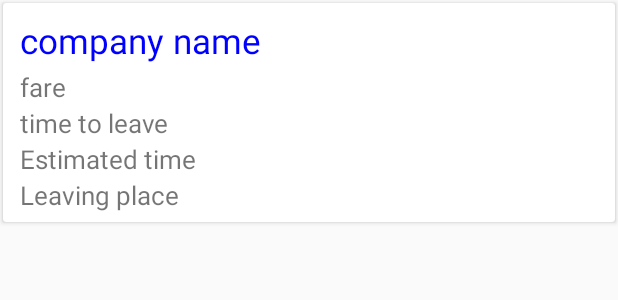
After one commit to ahripon107/tourbangla, an Android app: the layout fare_list_item.xml on its own in the app's theme, with its tools: preview values and no code run, on a phone screen of 412 x 824 dp. The commit adds this screen. Shown: the top 300 px of the screen. Run offline under Robolectric (Android 15) with nearby library versions, the phone set to English and light mode, and no system bars.

Commit message:
Add fare option

```diff
--- a/app/src/main/java/com/androidfragmant/tourxyz/banglatourism/adapter/HomeFragmentRecyclerAdapter.java
+++ b/app/src/main/java/com/androidfragmant/tourxyz/banglatourism/adapter/HomeFragmentRecyclerAdapter.java
@@ -3,11 +3,9 @@ package com.androidfragmant.tourxyz.banglatourism.adapter;
 import android.app.ProgressDialog;
 import android.content.Context;
 import android.content.Intent;
-import android.graphics.Color;
 import android.graphics.Typeface;
 import android.net.ConnectivityManager;
 import android.net.NetworkInfo;
-import android.support.design.widget.Snackbar;
 import android.support.v4.view.ViewPager;
 import android.support.v7.widget.RecyclerView;
 import android.text.Html;
@@ -20,6 +18,7 @@ import android.widget.LinearLayout;
 import android.widget.TextView;
 import android.widget.Toast;
 
+import com.androidfragmant.tourxyz.banglatourism.fragment.FareFragment;
 import com.androidfragmant.tourxyz.banglatourism.activities.ForumPostListActivity;
 import com.loopj.android.http.JsonHttpResponseHandler;
 import com.androidfragmant.tourxyz.banglatourism.FetchFromWeb;
--- a/app/src/main/java/com/androidfragmant/tourxyz/banglatourism/util/Constants.java
+++ b/app/src/main/java/com/androidfragmant/tourxyz/banglatourism/util/Constants.java
@@ -37,6 +37,8 @@ public class Constants {
     /////////////// SUGGEST NEW PLACE URL ///////////
     public static final String SUGGEST_NEW_PLACE_URL = "http://apisea.xyz/TourBangla/apis/v1/SuggestNewPlace.php";
 
+    public static final String FETCH_FARES_URL = "http://apisea.xyz/TourBangla/apis/v1/FetchFares.php?key=bl905577";
+
     public static final String WISHLIST_PREFERENCE_KEY = "wishlist";
 
     public static final String SOLAIMAN_LIPI_FONT = "font/solaimanlipi.ttf";
--- /dev/null
+++ b/app/src/main/res/layout/fare_list_item.xml
@@ -0,0 +1,57 @@
+<?xml version="1.0" encoding="utf-8"?>
+
+<android.support.v7.widget.CardView xmlns:android="http://schemas.android.com/apk/res/android"
+    android:layout_width="match_parent"
+    android:layout_height="wrap_content"
+    android:layout_margin="2dp">
+
+    <LinearLayout
+        android:layout_width="match_parent"
+        android:layout_height="wrap_content"
+        android:layout_margin="6dp"
+        android:orientation="vertical">
+
+        <TextView
+            android:id="@+id/tvCompanyName"
+            android:layout_width="wrap_content"
+            android:layout_height="wrap_content"
+            android:layout_margin="3dp"
+            android:paddingLeft="2dp"
+            android:text="company name"
+            android:textSize="23sp"
+            android:textColor="@color/Blue"/>
+
+        <TextView
+            android:id="@+id/tvFare"
+            android:layout_width="wrap_content"
+            android:layout_height="wrap_content"
+            android:paddingLeft="5dp"
+            android:text="fare"
+            android:textSize="17sp" />
+
+        <TextView
+            android:id="@+id/tvTimeToLeave"
+            android:layout_width="wrap_content"
+            android:layout_height="wrap_content"
+            android:paddingLeft="5dp"
+            android:text="time to leave"
+            android:textSize="17sp" />
+
+        <TextView
+            android:id="@+id/tvEstimatedTime"
+            android:layout_width="wrap_content"
+            android:layout_height="wrap_content"
+            android:paddingLeft="5dp"
+            android:text="Estimated time"
+            android:textSize="17sp" />
+
+        <TextView
+            android:id="@+id/tvLeavingPlace"
+            android:layout_width="wrap_content"
+            android:layout_height="wrap_content"
+            android:paddingLeft="5dp"
+            android:text="Leaving place"
+            android:textSize="17sp" />
+
+    </LinearLayout>
+</android.support.v7.widget.CardView>
--- a/app/src/main/res/values/strings.xml
+++ b/app/src/main/res/values/strings.xml
@@ -32,6 +32,7 @@
         <item>@string/givefeedback</item>
         <item>@string/suggestplace</item>
         <item>@string/updatedatabase</item>
+        <item>@string/fare</item>
         <item>@string/rateus</item>
         <item>@string/update</item>
 
@@ -48,6 +49,7 @@
     <string name="rateus">Rate Us</string>
     <string name="update">Update App</string>
     <string name="updatedatabase">Update Database</string>
+    <string name="fare">Fare</string>
 
     <!-- Fontello icons -->
     <string name="fontello_logo">&#xe802;</string>
```
Also changed, not shown: app/src/main/AndroidManifest.xml (+11 -1 lines), app/src/main/java/com/androidfragmant/tourxyz/banglatourism/activities/MainActivity.java (+6 -1 lines), app/src/main/java/com/androidfragmant/tourxyz/banglatourism/adapter/FareListAdapter.java (added, +77 -0 lines), app/src/main/java/com/androidfragmant/tourxyz/banglatourism/fragment/FareFragment.java (added, +194 -0 lines), app/src/main/java/com/androidfragmant/tourxyz/banglatourism/model/Fare.java (added, +116 -0 lines), app/src/main/res/layout/activity_fare.xml (added, +122 -0 lines), app/src/main/res/layout/frontpage.xml (+4 -5 lines), app/src/main/ic_launcher-web.png, app/src/main/res/drawable/toursplash.png (added), app/src/main/res/mipmap-hdpi/ic_launcher.png, app/src/main/res/mipmap-mdpi/ic_launcher.png, app/src/main/res/mipmap-xhdpi/ic_launcher.png, app/src/main/res/mipmap-xxhdpi/ic_launcher.png, app/src/main/res/mipmap-xxxhdpi/ic_launcher.png.
